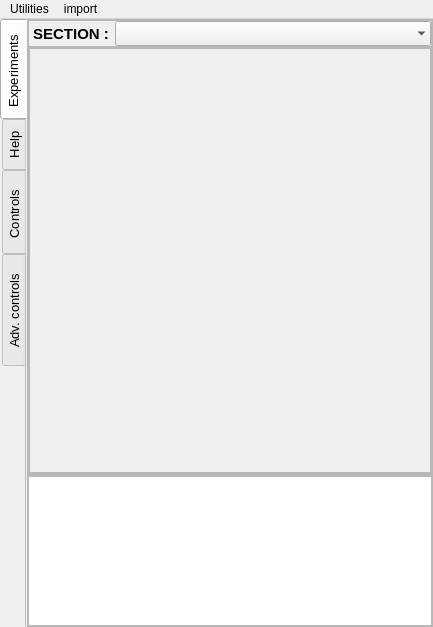
jithinbp/SEELablet-apps, file SEEL_Apps/templates/single_col_exp.ui: the form before one commit.
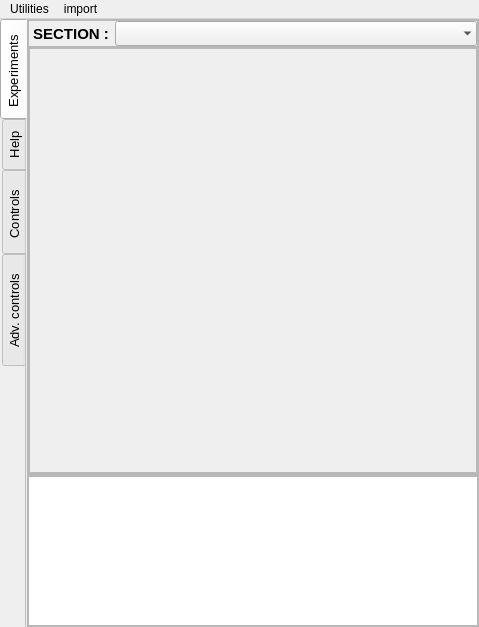
The form after the commit.

Commit message: change window width

The edit to the form file:
```diff
--- a/SEEL_Apps/templates/single_col_exp.ui
+++ b/SEEL_Apps/templates/single_col_exp.ui
@@ -6,7 +6,7 @@
    <rect>
     <x>0</x>
     <y>0</y>
-    <width>433</width>
+    <width>479</width>
     <height>627</height>
    </rect>
   </property>
@@ -187,7 +187,7 @@
                <rect>
                 <x>0</x>
                 <y>0</y>
-                <width>400</width>
+                <width>446</width>
                 <height>415</height>
                </rect>
               </property>
@@ -551,7 +551,7 @@
     <rect>
      <x>0</x>
      <y>0</y>
-     <width>433</width>
+     <width>479</width>
      <height>25</height>
     </rect>
    </property>
```
Left out of the diff: 27 changed lines with no effect on the pictures.
